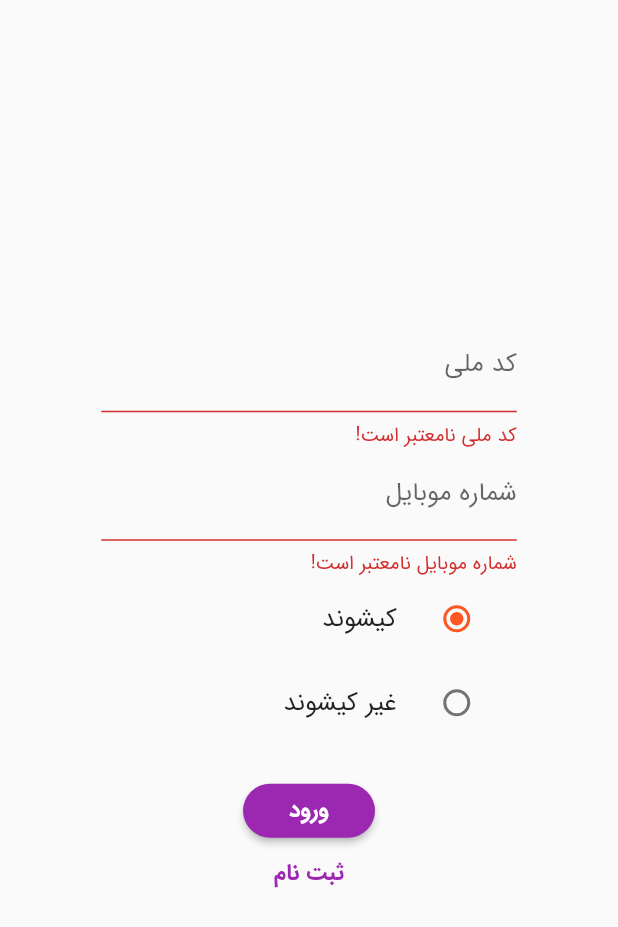
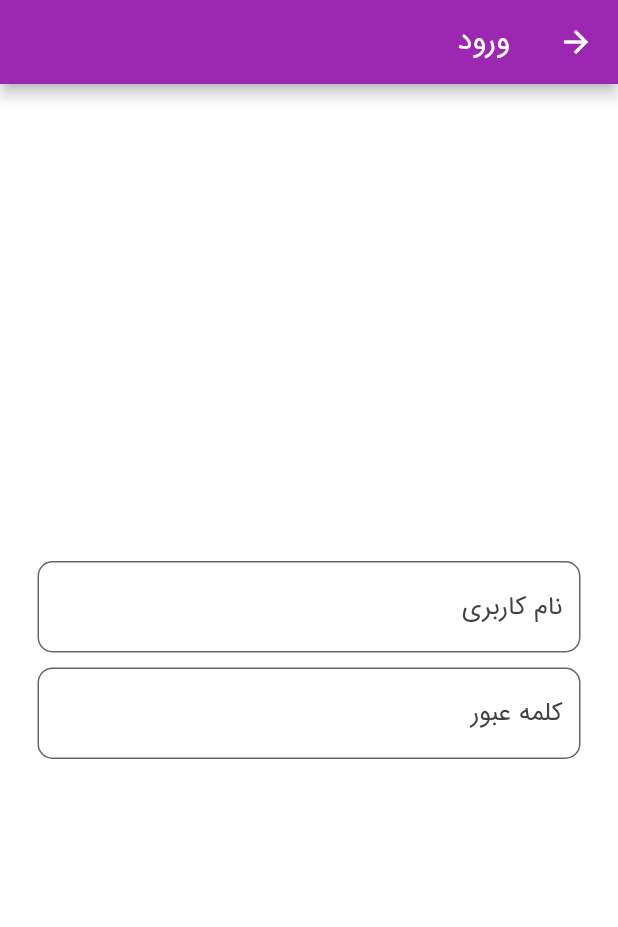
Before and after one commit to hossein-khanmirzaei/lottery, a Flutter app: the AuthScreen screen opened directly, after a tap on "ورود", on a phone screen of 412 x 824 dp. Shown: the top 927 px of the screen. Run offline on Flutter 3.47's test engine with Material 2 defaults, Android fonts, the phone set to English and light mode, and no system bars.

Commit message:
(98-07-10 2:00 PM)

```diff
--- a/lib/providers/overview_provider.dart
+++ b/lib/providers/overview.dart
@@ -48,7 +48,7 @@ class OverviewProvider with ChangeNotifier {
         },
       );
       final responseData = json.decode(response.body);
-      print(responseData);
+      //print(responseData);
       // if (responseData['success'] == false) {
       //   throw HttpException(responseData['failureMessage']);
       // }
--- a/lib/screens/auth_screen.dart
+++ b/lib/screens/auth_screen.dart
@@ -1,6 +1,8 @@
 import 'package:flutter/material.dart';
 import 'package:lottery/models/http_exception.dart';
-import 'package:lottery/providers/auth_provider.dart';
+import 'package:lottery/providers/auth.dart';
+import 'package:lottery/screens/login.dart';
+import 'package:lottery/screens/signup.dart';
 import 'package:provider/provider.dart';
 
 enum AuthMode { Signup, Login }
@@ -9,12 +11,68 @@ enum ResidenceType { Kishvand, NotKishvand }
 class AuthScreen extends StatelessWidget {
   static const routeName = '/auth';
 
-  @override
   Widget build(BuildContext context) {
-    //final deviceSize = MediaQuery.of(context).size;
+    final deviceSize = MediaQuery.of(context).size;
+    AuthMode _authMode = AuthMode.Login;
     return Scaffold(
       // resizeToAvoidBottomInset: false,
-      body: AuthCard(),
+      body: Center(
+        child: Column(
+          mainAxisAlignment: MainAxisAlignment.center,
+          children: <Widget>[
+            InkWell(
+              onTap: () => Navigator.of(context).pushNamed(LoginScreen.routeName),
+              child: Container(
+                //width: 100.0,
+                height: 50.0,
+                margin: EdgeInsets.symmetric(horizontal: 25, vertical: 5),
+                decoration: BoxDecoration(
+                  color: Theme.of(context).primaryColor, // Colors.blueAccent,
+                  border: Border.all(
+                    color: Theme.of(context).accentColor, //Colors.white54,
+                    width: 2.0,
+                  ),
+                  borderRadius: BorderRadius.circular(10.0),
+                ),
+                child: Center(
+                  child: Text(
+                    'ورود',
+                    style: TextStyle(
+                      fontSize: 18.0,
+                      color: Theme.of(context).accentColor, //Colors.white,
+                    ),
+                  ),
+                ),
+              ),
+            ),
+            InkWell(
+              onTap: () => Navigator.of(context).pushNamed(SignupScreen.routeName),
+              child: Container(
+                //width: 100.0,
+                height: 50.0,
+                margin: EdgeInsets.symmetric(horizontal: 25, vertical: 5),
+                decoration: BoxDecoration(
+                  color: Theme.of(context).primaryColor,
+                  border: Border.all(
+                    color: Theme.of(context).accentColor, //Colors.white54,
+                    width: 2.0,
+                  ),
+                  borderRadius: BorderRadius.circular(10.0),
+                ),
+                child: Center(
+                  child: Text(
+                    'ثبت نام',
+                    style: TextStyle(
+                      fontSize: 18.0,
+                      color: Theme.of(context).accentColor, //Colors.white,
+                    ),
+                  ),
+                ),
+              ),
+            ),
+          ],
+        ),
+      ),
     );
   }
 }
--- /dev/null
+++ b/lib/screens/login.dart
@@ -0,0 +1,57 @@
+import 'package:flutter/material.dart';
+
+class LoginScreen extends StatelessWidget {
+  static const routeName = '/login';
+
+  @override
+  Widget build(BuildContext context) {
+    return Scaffold(
+      appBar: AppBar(
+        title: Text('ورود'),
+      ),
+      body: Center(
+        child: Column(
+          mainAxisAlignment: MainAxisAlignment.center,
+          children: <Widget>[
+            SingleChildScrollView(
+              child: Column(
+                children: <Widget>[
+                  Container(
+                    margin: EdgeInsets.symmetric(horizontal: 25, vertical: 5),
+                    child: TextField(
+                      decoration: InputDecoration(
+                          border: OutlineInputBorder(
+                            borderRadius: const BorderRadius.all(
+                              const Radius.circular(10.0),
+                            ),
+                          ),
+                          filled: true,
+                          hintStyle: TextStyle(color: Colors.grey[800]),
+                          hintText: "نام کاربری",
+                          fillColor: Colors.white70),
+                    ),
+                  ),
+                  Container(
+                    margin: EdgeInsets.symmetric(horizontal: 25, vertical: 5),
+                    child: TextField(
+                      decoration: InputDecoration(
+                          border: OutlineInputBorder(
+                            borderRadius: const BorderRadius.all(
+                              const Radius.circular(10.0),
+                            ),
+                          ),
+                          filled: true,
+                          hintStyle: TextStyle(color: Colors.grey[800]),
+                          hintText: "کلمه عبور",
+                          fillColor: Colors.white70),
+                    ),
+                  ),
+                ],
+              ),
+            )
+          ],
+        ),
+      ),
+    );
+  }
+}
```
Also changed, not shown: lib/main.dart (+12 -5 lines), lib/screens/overview_screen.dart (+19 -9 lines), lib/screens/signup.dart (added, +22 -0 lines), lib/widgets/transaction_list.dart (+4 -17 lines), lib/providers/auth.dart (renamed from lib/providers/auth_provider.dart).
